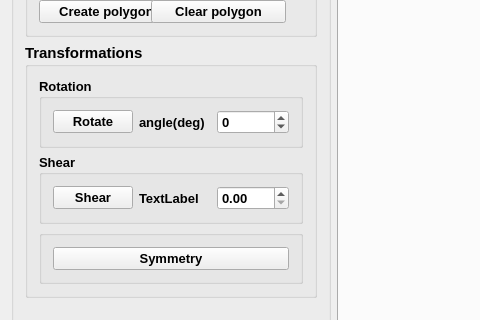
Above: src/ImageViewer.ui from Tomas-Homola/PG_cv3 before the change; both pictures show x 0 to 480 and y 228 to 548 of the 1239 by 635 pixel window. Below: the same form after it.
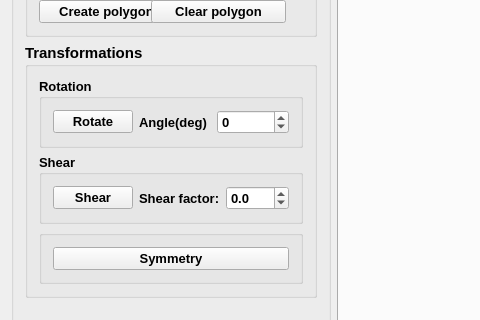
That is the form after the change.

Commit message: Spravene skosenie polygonu a symmetria polygonu/usecky

What changed in the file:
```diff
--- a/src/ImageViewer.ui
+++ b/src/ImageViewer.ui
@@ -254,7 +254,7 @@
              <item>
               <widget class="QLabel" name="label_Angle">
                <property name="text">
-                <string>angle(deg)</string>
+                <string>Angle(deg)</string>
                </property>
               </widget>
              </item>
@@ -298,12 +298,25 @@
              <item>
               <widget class="QLabel" name="label_ShearFactor">
                <property name="text">
-                <string>TextLabel</string>
+                <string>Shear factor:</string>
                </property>
               </widget>
              </item>
              <item>
-              <widget class="QDoubleSpinBox" name="doubleSpinBox_ShearFactor"/>
+              <widget class="QDoubleSpinBox" name="doubleSpinBox_ShearFactor">
+               <property name="decimals">
+                <number>1</number>
+               </property>
+               <property name="minimum">
+                <double>-1.500000000000000</double>
+               </property>
+               <property name="maximum">
+                <double>1.500000000000000</double>
+               </property>
+               <property name="singleStep">
+                <double>0.100000000000000</double>
+               </property>
+              </widget>
              </item>
             </layout>
            </widget>
```
The commit also changes 2 other files.
